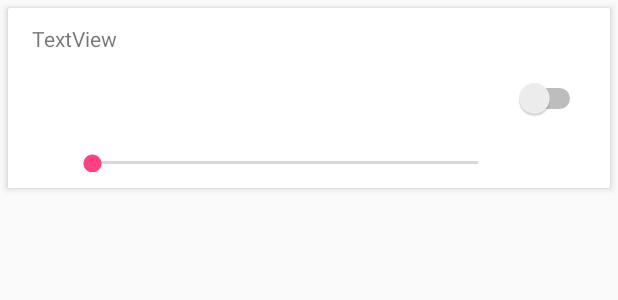
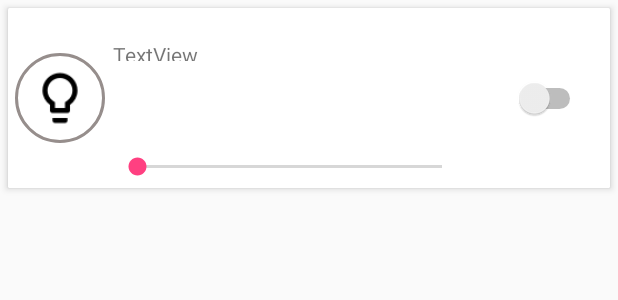
Before and after one commit to henriknelson/android_kyee, an Android app: the layout light_card.xml on its own in the app's theme, with its tools: preview values and no code run, on a phone screen of 412 x 824 dp. Shown: the top 300 px of the screen. Run offline under Robolectric (Android 15) with nearby library versions, the phone set to English and light mode, and no system bars.

```diff
--- a/app/build.gradle
+++ b/app/build.gradle
@@ -34,5 +34,6 @@ dependencies {
     androidTestImplementation 'com.android.support.test:runner:1.0.0'
     androidTestImplementation 'com.android.support.test.espresso:espresso-core:3.0.0'
     compile 'com.github.QuadFlask:colorpicker:0.0.13'
+    //compile 'com.github.navasmdc:MaterialDesign:1.5@aar'
     compile project(":kYee")
 }
--- a/app/src/main/java/nu/cliffords/android_kyee/Fragments/LightsFragment.kt
+++ b/app/src/main/java/nu/cliffords/android_kyee/Fragments/LightsFragment.kt
@@ -26,6 +26,7 @@ import nu.cliffords.kyee.classes.LightManager
 class LightsFragment : Fragment() {
 
     val lightManager: LightManager = LightManager.instance
+    var refreshView: SwipeRefreshLayout? = null
 
     override fun onCreate(savedInstanceState: Bundle?) {
         super.onCreate(savedInstanceState)
@@ -40,15 +41,9 @@ class LightsFragment : Fragment() {
         val rootView = inflater?.inflate(R.layout.fragment_lights, container, false)
 
         //Initialize swipe-to-refresh view
-        val refreshView: SwipeRefreshLayout? = rootView?.findViewById(R.id.refreshView)
+        refreshView = rootView?.findViewById(R.id.refreshView)
         refreshView?.setOnRefreshListener {
-            lightsAdapter.clearLights()
-            lightManager.getLights({ lights ->
-                lights.forEach {  light ->
-                    lightsAdapter.addLight(light)
-                }
-                refreshView.setRefreshing(false);
-            })
+            updateLights()
         }
 
         //Initialize group list view
@@ -61,10 +56,25 @@ class LightsFragment : Fragment() {
         return rootView
     }
 
+    override fun onViewCreated(view: View?, savedInstanceState: Bundle?) {
+        super.onViewCreated(view, savedInstanceState)
+        updateLights()
+    }
+
+    fun updateLights() {
+        lightsAdapter.clearLights()
+        lightManager.getLights({ lights ->
+            lights.forEach {  light ->
+                lightsAdapter.addLight(light)
+            }
+            refreshView!!.setRefreshing(false);
+        })
+    }
+
        private val lightsAdapter: LightsAdapter = LightsAdapter(object: LightViewListener {
         override fun onToggle(light: Light, state: Boolean) {
-            light.setPower(state, Light.LightEffect.SUDDEN,1000,{ json ->
-                //Log.d("android_khue",json.toString())
+            light.setPower(state, Light.LightEffect.SUDDEN,1000, { json ->
+
             })
         }
 
@@ -80,16 +90,12 @@ class LightsFragment : Fragment() {
                     .with(context)
                     .setTitle("Välj färg")
                     .initialColor(Color.WHITE)
-                    .wheelType(ColorPickerView.WHEEL_TYPE.CIRCLE)
+                    .wheelType(ColorPickerView.WHEEL_TYPE.FLOWER)
                     .density(12)
-                    .setOnColorSelectedListener { selectedColor ->
+                    .lightnessSliderOnly()
+                    .setOnColorChangedListener { selectedColor ->
                         val pixelHSV = FloatArray(3)
-                        /*
-                      * pixelHSV[0] : Hue (0 .. 360)
-                      * pixelHSV[1] : Saturation (0...1)
-                      * pixelHSV[2] : Value (0...1)
-                      */
-                        val newColor = Color.colorToHSV(selectedColor,pixelHSV)
+                        Color.colorToHSV(selectedColor,pixelHSV)
                         light.setHSV(pixelHSV[0].toInt(),(pixelHSV[1]*100).toInt(),Light.LightEffect.SMOOTH,100,{
 
                         })
--- a/app/src/main/java/nu/cliffords/android_kyee/Widgets/LightCardView.kt
+++ b/app/src/main/java/nu/cliffords/android_kyee/Widgets/LightCardView.kt
@@ -55,9 +55,9 @@ class LightCardView(context: Context) : RelativeLayout(context), LightStateChang
                 //TODO("not implemented") //To change body of created functions use File | Settings | File Templates.
             }
         })
-        setOnClickListener({
+        changeColorBtn.setOnClickListener {
             cardListener!!.onClick(cardLight!!)
-        })
+        }
     }
 
     override fun onStateChanged(params: Map<String, Any>) {
--- /dev/null
+++ b/app/src/main/res/drawable/round_button.xml
@@ -0,0 +1,14 @@
+<?xml version="1.0" encoding="utf-8"?>
+<shape xmlns:android="http://schemas.android.com/apk/res/android"
+    android:shape="rectangle">
+    <corners android:radius="1000dp" />
+    <solid android:color="#FFFFFF" />
+    <stroke
+        android:width="2dip"
+        android:color="#968E8C" />
+    <padding
+        android:bottom="4dp"
+        android:left="4dp"
+        android:right="4dp"
+        android:top="4dp" />
+</shape>
--- a/app/src/main/res/layout/light_card.xml
+++ b/app/src/main/res/layout/light_card.xml
@@ -12,52 +12,66 @@
     <LinearLayout
         android:layout_width="match_parent"
         android:layout_height="match_parent"
-        android:orientation="horizontal"></LinearLayout>
+        android:orientation="horizontal">
 
-    <android.support.constraint.ConstraintLayout
-        android:layout_width="fill_parent"
-        android:layout_height="match_parent"
-        card_view:layout_constraintBottom_toBottomOf="@+id/nameView"
-        card_view:layout_constraintTop_toBottomOf="@+id/nameView">
+     <RelativeLayout
+         android:layout_width="wrap_content"
+         android:layout_height="fill_parent">
+        <RelativeLayout
+            android:id="@+id/changeColorBtn"
+            android:clickable="true"
+            android:layout_width="60dp"
+            android:layout_height="60dp"
+            android:layout_marginLeft="10dp"
+            android:layout_centerInParent="true"
+            android:background="@drawable/round_button"
+            tools:context=".MainActivity">
 
-        <TextView
-            android:id="@+id/lightNameView"
-            android:layout_width="wrap_content"
-            android:layout_height="19dp"
-            android:text="TextView"
-            tools:layout_editor_absoluteY="7dp"
-            tools:layout_editor_absoluteX="16dp"
-            card_view:layout_constraintTop_toTopOf="parent"
-            card_view:layout_constraintStart_toStartOf="parent"
-            android:layout_marginTop="7dp"
-            android:layout_marginStart="16dp"
-            android:layout_marginBottom="63dp"
-            card_view:layout_constraintBottom_toTopOf="@+id/lightSeekBar" />
+            <ImageView
+                android:id="@+id/imageView2"
+                android:layout_width="40dp"
+                android:layout_height="40dp"
+                android:layout_centerInParent="true"
+                card_view:srcCompat="@drawable/ic_lightbulb" />
+        </RelativeLayout>
+
+
+        </RelativeLayout>
+
+        <RelativeLayout
+            android:layout_width="235dp"
+            android:layout_height="match_parent"
+            android:orientation="vertical">
+
+            <TextView
+                android:id="@+id/lightNameView"
+                android:layout_width="wrap_content"
+                android:layout_height="14dp"
+                android:layout_marginTop="21dp"
+                android:text="TextView"
+                android:layout_alignParentTop="true"
+                android:layout_alignParentStart="true" />
+
+            <SeekBar
+                android:id="@+id/lightSeekBar"
+                style="@android:style/Widget.Material.Light.SeekBar"
+                android:layout_width="fill_parent"
+                android:layout_height="wrap_content"
+                android:max="100"
+                tools:layout_editor_absoluteY="105dp"
+                android:layout_alignParentBottom="true"
+                android:layout_alignParentStart="true"
+                android:paddingBottom="5dp"/>
+
+        </RelativeLayout>
 
         <Switch
             android:id="@+id/lightToggleSwitch"
-            android:layout_width="wrap_content"
-            android:layout_height="wrap_content"
+            android:layout_width="match_parent"
+            android:layout_height="match_parent"
             android:layout_marginEnd="16dp"
-            card_view:layout_constraintBottom_toBottomOf="parent"
-            card_view:layout_constraintEnd_toEndOf="parent"
-            card_view:layout_constraintStart_toEndOf="@+id/lightSeekBar"
-            card_view:layout_constraintTop_toTopOf="parent"
-            card_view:layout_constraintHorizontal_bias="1.0"
-            card_view:layout_constraintVertical_bias="0.505" />
+            android:layout_weight="2" />
 
-        <SeekBar
-            android:id="@+id/lightSeekBar"
-            android:layout_width="289dp"
-            android:layout_height="12dp"
-            android:layout_marginStart="40dp"
-            android:max="100"
-            card_view:layout_constraintStart_toStartOf="parent"
-            tools:layout_editor_absoluteY="101dp"
-            card_view:layout_constraintBottom_toBottomOf="parent"
-            card_view:layout_constraintTop_toBottomOf="@+id/lightNameView"
-            android:layout_marginBottom="7dp" />
-
-    </android.support.constraint.ConstraintLayout>
+    </LinearLayout>
 
 </android.support.v7.widget.CardView>
```
Also changed, not shown: app/src/main/res/drawable-hdpi/ic_lightbulb.png (added), app/src/main/res/drawable-mdpi/ic_lightbulb.png (added), app/src/main/res/drawable-xhdpi/ic_lightbulb.png (added), app/src/main/res/drawable-xxhdpi/ic_lightbulb.png (added), app/src/main/res/drawable-xxxhdpi/ic_lightbulb.png (added).
